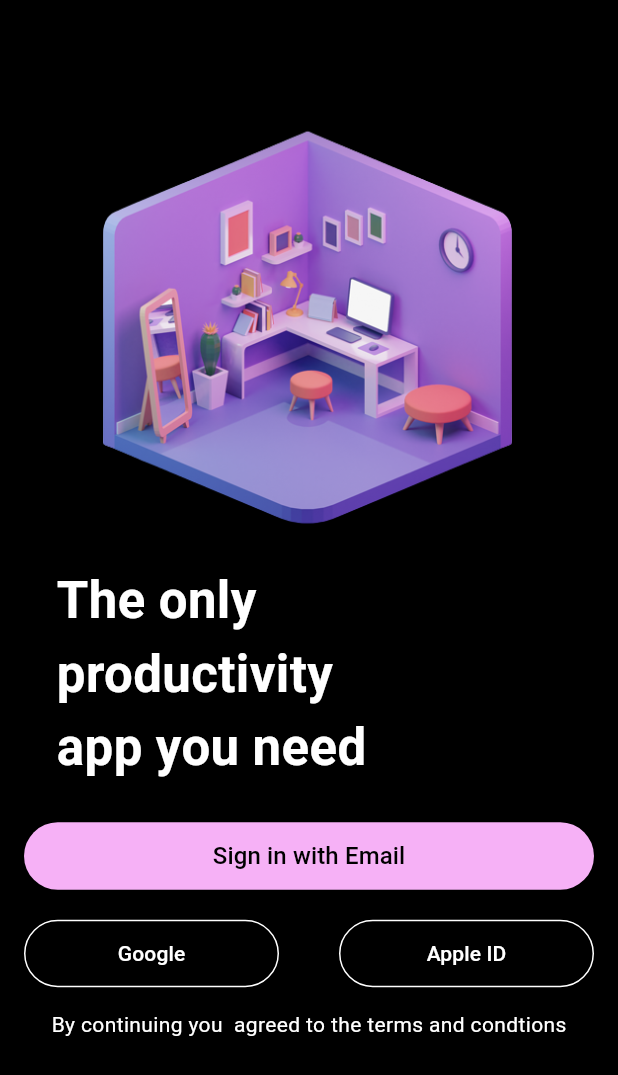
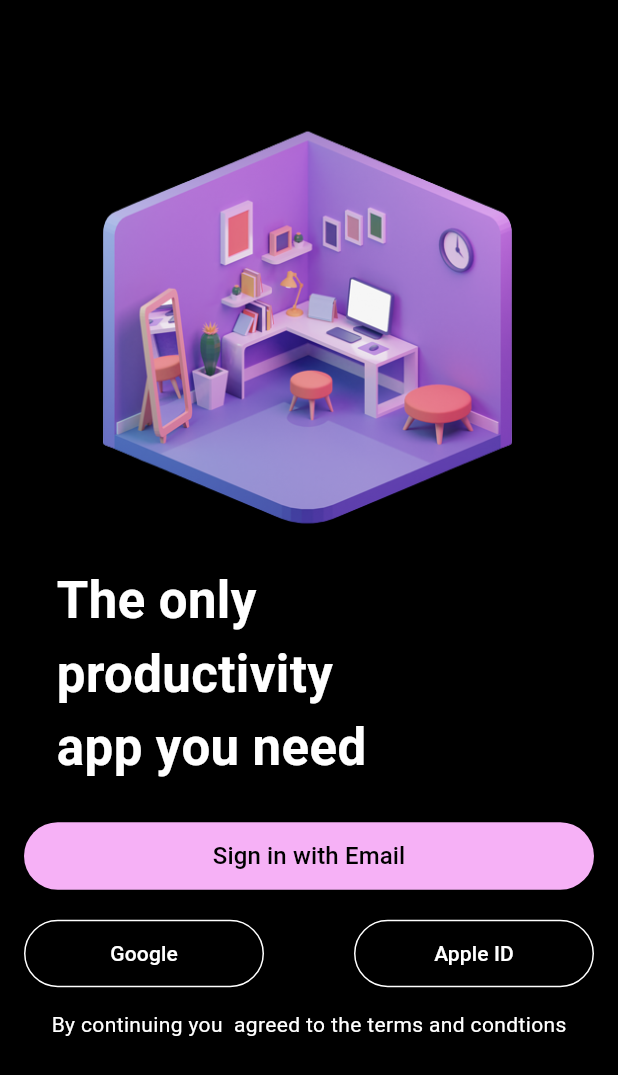
Before and after one commit to mohidhafeez/todo_app, a Flutter app: the screen it shows after launch, on a phone screen of 412 x 824 dp. Shown: the top 1075 px of the screen. Run offline on Flutter 3.47's test engine with Material 2 defaults, Android fonts, the phone set to English and light mode, and no system bars.

```diff
--- a/lib/sign_up_view.dart
+++ b/lib/sign_up_view.dart
@@ -52,7 +52,7 @@ class SignUpView extends StatelessWidget {
               children: [
                 SizedBox(
                   height: 45,
-                  width: 170,
+                  width: 160,
                   child: ElevatedButton(
                       onPressed: () {},
                       style: ElevatedButton.styleFrom(
@@ -65,7 +65,7 @@ class SignUpView extends StatelessWidget {
                 ),
                 SizedBox(
                     height: 45,
-                    width: 170,
+                    width: 160,
                     child: ElevatedButton(
                         onPressed: () {},
                         style: ElevatedButton.styleFrom(
```
